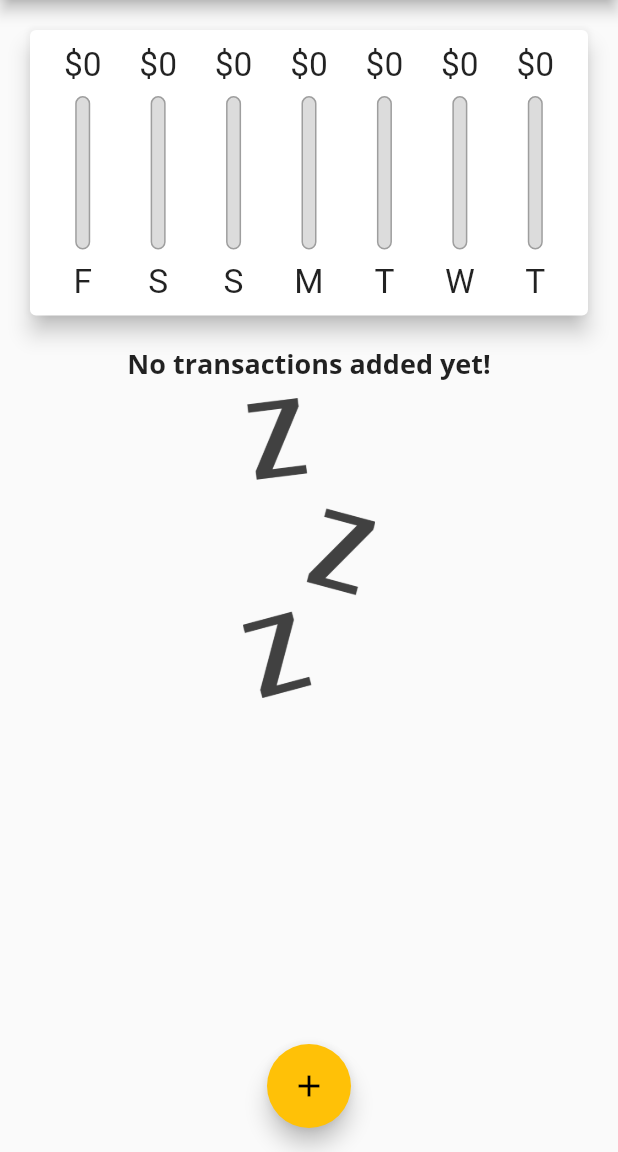
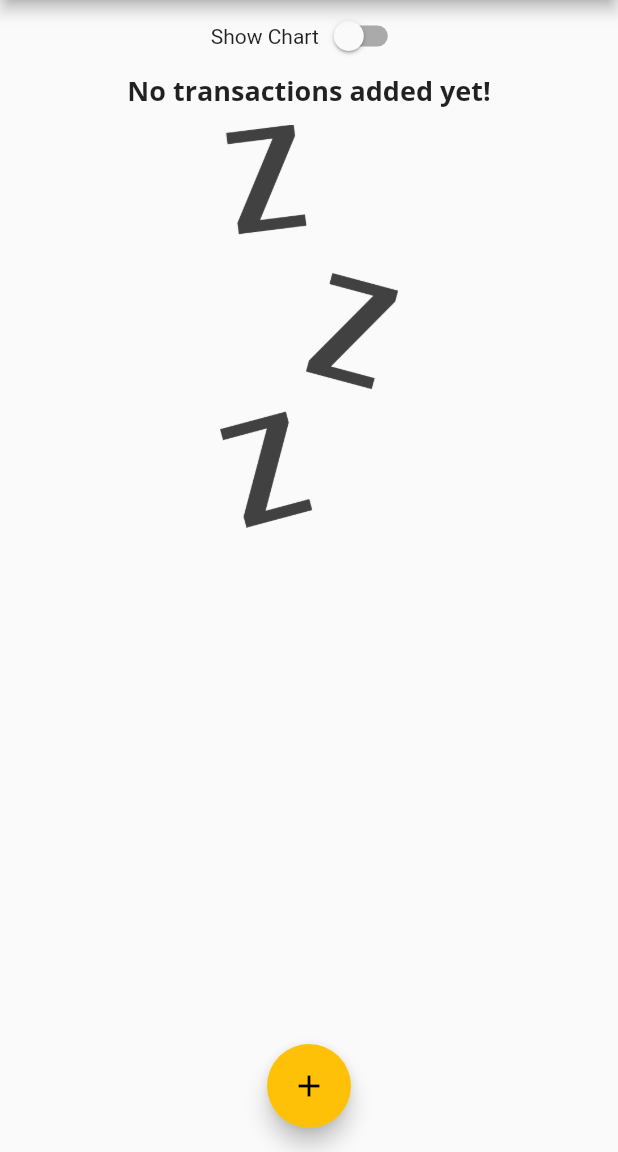
Before and after one commit to ArslanAshraf462/ExpensePlanner, a Flutter app: the screen it shows after launch, on a phone screen of 412 x 824 dp, the part 84-1236 px from its top. Run offline on Flutter 3.47's test engine with Material 2 defaults, Android fonts, the phone set to English and light mode, and no system bars; Roboto replaces fonts that are missing (Open Sans).

```diff
--- a/lib/main.dart
+++ b/lib/main.dart
@@ -3,10 +3,16 @@ import 'package:expense_planner/widgets/new_transaction.dart';
 import 'package:expense_planner/widgets/transaction_list.dart';
 
 import 'package:flutter/material.dart';
+import 'package:flutter/services.dart';
 
 import 'models/transaction.dart';
 
 void main() {
+  // WidgetsFlutterBinding.ensureInitialized();
+  // SystemChrome.setPreferredOrientations([
+  //   DeviceOrientation.portraitUp,
+  //   DeviceOrientation.portraitDown,
+  // ]);
   runApp(const MyApp());
 }
 
@@ -68,6 +74,7 @@ class _MyHomePageState extends State<MyHomePage> {
     //   date: DateTime.now(),
     //   ),
    ];
+   bool _showChart = false;
 
    List<Transaction> get _recentTransactions {
     return _userTransactions.where((tx) {
@@ -122,13 +129,27 @@ class _MyHomePageState extends State<MyHomePage> {
           //mainAxisAlignment: MainAxisAlignment.start,
           crossAxisAlignment: CrossAxisAlignment.stretch,
           children: [
-            Container(
+            Row(
+              mainAxisAlignment: MainAxisAlignment.center,
+              children: [
+                Text('Show Chart'),
+                Switch(
+                  value: _showChart,
+                onChanged: (value) {
+                  setState(() {
+                    _showChart = value;
+                  });
+                },
+                ),
+              ],
+            ),
+           _showChart ? Container(
               height: (MediaQuery.of(context).size.height -
               appBar.preferredSize.height -
               MediaQuery.of(context).padding.top)*
-              0.3,
+              0.7,
               child: Chart(_recentTransactions),
-              ),
+              ):
            Container(
             height: (MediaQuery.of(context).size.height -
               appBar.preferredSize.height-
--- a/lib/widgets/transaction_list.dart
+++ b/lib/widgets/transaction_list.dart
@@ -1,5 +1,6 @@
 import 'package:expense_planner/models/transaction.dart';
 import 'package:flutter/material.dart';
+import 'package:flutter/rendering.dart';
 import 'package:intl/intl.dart';
 
 class TransactionList extends StatelessWidget {
@@ -9,16 +10,22 @@ class TransactionList extends StatelessWidget {
 
   @override
   Widget build(BuildContext context) {
-    return transactions.isEmpty ? Column(
+    return transactions.isEmpty ?
+    LayoutBuilder(
+      builder: (context,Constraints) {
+        return Column(
           children: [
             Text('No transactions added yet!',
             style: Theme.of(context).textTheme.titleMedium,
             ),
             SizedBox(height: 10.0,),
             Container(
-          height: 200.0,
-          child: Image.asset('assets/images/waiting.png',fit: BoxFit.cover,),),
+              height: Constraints.maxHeight*0.5,
+              child: Image.asset('assets/images/waiting.png',fit: BoxFit.cover,),
+              ),
           ],
+        );
+      }
     )
     : ListView.builder(
       itemCount: transactions.length,
```
Lines whose indentation alone changed are shown as unchanged.
